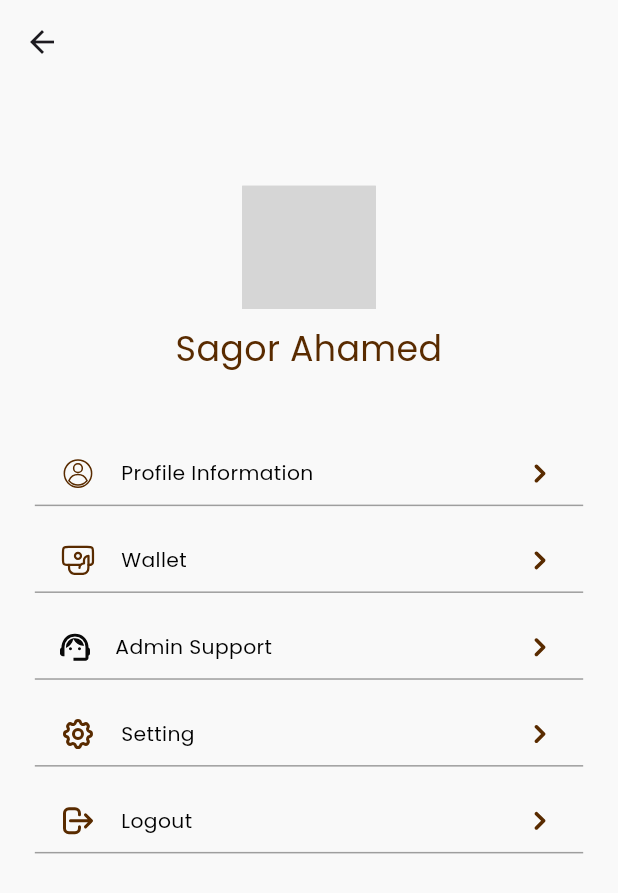
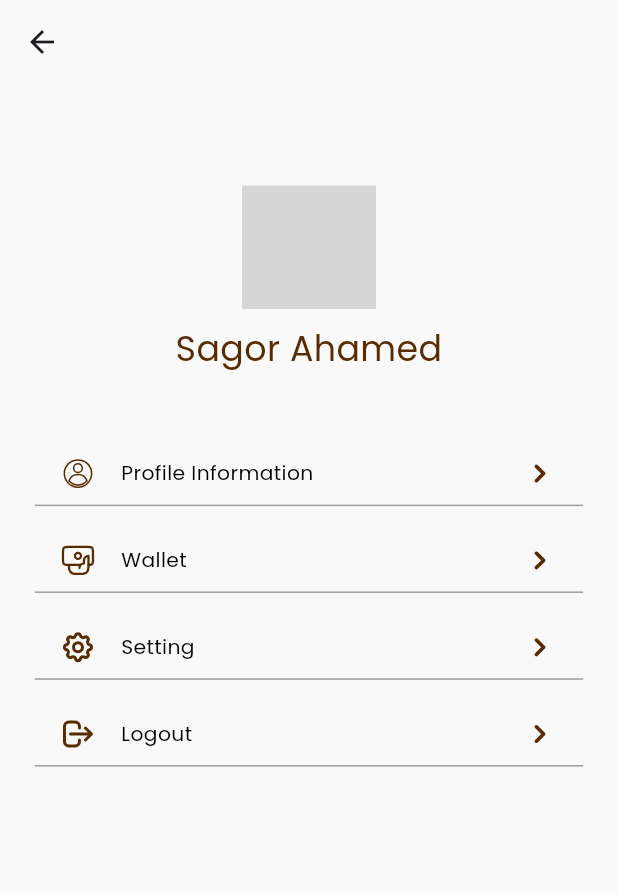
Before and after one commit to sparktechagency/danceattix, a Flutter app: the ProfileScreen screen opened by its route, on a phone screen of 412 x 824 dp. Shown: the top 893 px of the screen. Run offline on Flutter 3.47's test engine with Material 3 defaults, Android fonts, the phone set to English and light mode, and no system bars; our stand-ins replace connectivity_plus, contained_tab_bar_view, flutter_rating_bar, flutter_screenutil, flutter_staggered_animations, flutter_svg and 8 more; missing offline and left inert: chatview; accounts and stored records are empty; grey boxes are pictures that could not be loaded.

Commit message:
all done

```diff
--- a/lib/views/screens/product/product_screen.dart
+++ b/lib/views/screens/product/product_screen.dart
@@ -36,7 +36,7 @@ class _ProductScreenState extends State<ProductScreen> {
             Get.toNamed(AppRoutes.createProductScreen);
           },
           child: Container(
-             margin: EdgeInsets.only(bottom: 80.h),
+             margin: EdgeInsets.only(bottom: 100.h),
             height: 44.h,
             width: 53.w,
             decoration: BoxDecoration(
--- a/lib/views/screens/profile/edit_profile_screen.dart
+++ b/lib/views/screens/profile/edit_profile_screen.dart
@@ -18,6 +18,7 @@ class EditProfileScreen extends StatelessWidget {
   @override
   Widget build(BuildContext context) {
     return Scaffold(
+      resizeToAvoidBottomInset: false,
       appBar: CustomAppBar(title: "Profile Information"),
       body: Padding(
         padding:  EdgeInsets.symmetric(horizontal: 24.w),
--- a/lib/views/screens/profile/profile_screen.dart
+++ b/lib/views/screens/profile/profile_screen.dart
@@ -66,13 +66,13 @@ class ProfileScreen extends StatelessWidget {
 
 
 
-              _customCart(
-                title: "Admin Support",
-                icon: Assets.icons.wishListIcon.svg(),
-                onTap: () {
-                  Get.toNamed(AppRoutes.wishListScreen);
-                },
-              ),
+              // _customCart(
+              //   title: "Admin Support",
+              //   icon: Assets.icons.wishListIcon.svg(),
+              //   onTap: () {
+              //     // Get.toNamed(AppRoutes.wishListScreen);
+              //   },
+              // ),
 
 
 
```
Also changed, not shown: 4 other files.
